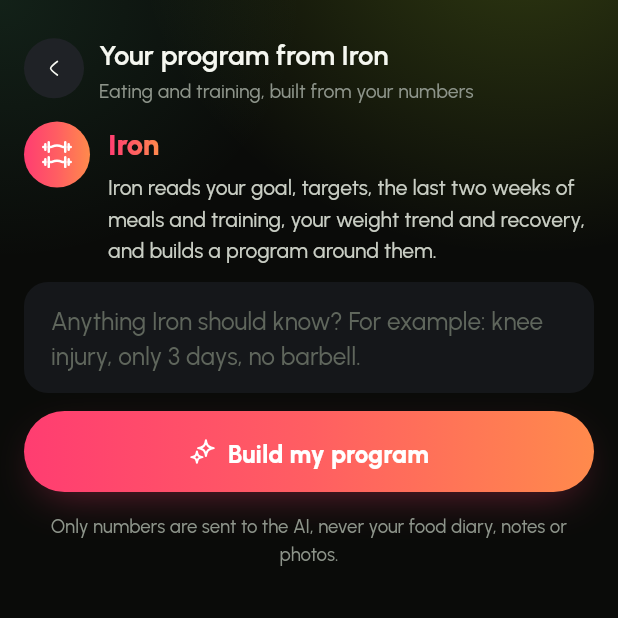
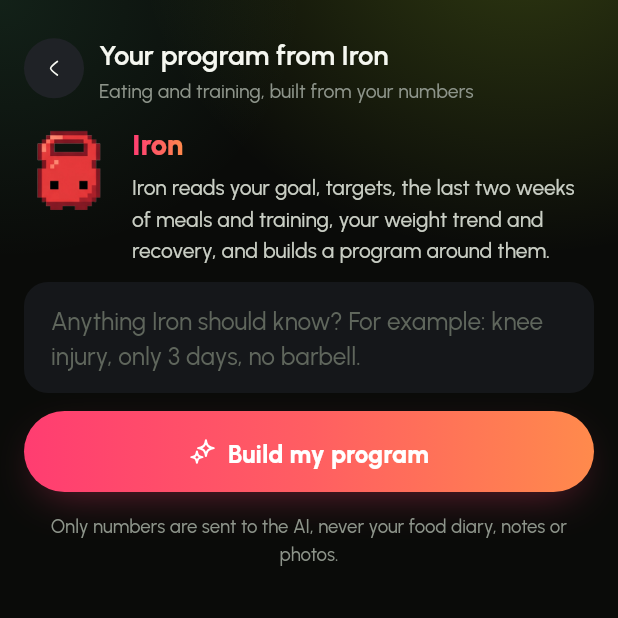
Before and after one commit to ghassanhani/Gymco, a Flutter app: the IronScreen screen opened by its route, on a phone screen of 412 x 824 dp, the top half of it. Run offline on Flutter 3.47's test engine with Material 3 defaults, Android fonts, the phone set to English and light mode, and no system bars; our stand-ins replace audioplayers, cached_network_image, firebase_core, firebase_crashlytics, flutter_local_notifications, flutter_riverpod and 12 more; missing offline and left inert: health, mobile_scanner, openfoodfacts; accounts and stored records are empty; network calls fail.

Commit message:
Iron gets a face: the pixel kettlebell, idle, pleased and cheering
Iron's avatar is the pixel-art kettlebell: it bobs between two frames and
blinks now and then while idle, shows sparkle eyes when it has today's
tip, and puts its arms up when a program is ready. Eight transparent
sprites in assets/iron; still in widget tests so they settle.

Co-Authored-By: Claude Opus 5.5 <noreply@anthropic.com>
Claude-Session: https://claude.ai/code/session_01Qy3ujpfEKnqHMc5S23HbRe

```diff
--- /dev/null
+++ b/lib/ui/common/iron_avatar.dart
@@ -0,0 +1,79 @@
+import 'dart:async';
+import 'dart:io';
+import 'dart:math' as math;
+
+import 'package:flutter/material.dart';
+
+/// How Iron looks: calm, pleased with you, or cheering.
+enum IronMood { idle, happy, cheer }
+
+/// Iron, the kettlebell coach, as a small pixel-art character. It bobs
+/// between its two frames and blinks now and then while idle; happy shows
+/// the sparkle eyes, cheer puts its arms up. Still in widget tests, so a
+/// test can settle.
+class IronAvatar extends StatefulWidget {
+  const IronAvatar({super.key, this.mood = IronMood.idle, this.size = 44});
+  final IronMood mood;
+  final double size;
+
+  static final _still = Platform.environment.containsKey('FLUTTER_TEST');
+
+  @override
+  State<IronAvatar> createState() => _IronAvatarState();
+}
+
+class _IronAvatarState extends State<IronAvatar> {
+  Timer? _timer;
+  var _frame = 0;
+  var _blink = false;
+  final _random = math.Random();
+
+  @override
+  void initState() {
+    super.initState();
+    if (!IronAvatar._still) _timer = Timer.periodic(const Duration(milliseconds: 520), (_) => _tick());
+  }
+
+  void _tick() {
+    if (!mounted) return;
+    setState(() {
+      _frame = 1 - _frame;
+      // A blink lasts one beat, about once every four seconds.
+      _blink = widget.mood == IronMood.idle && !_blink && _random.nextInt(8) == 0;
+    });
+  }
+
+  @override
+  void didChangeDependencies() {
+    super.didChangeDependencies();
+    for (final m in ['idle', 'blink', 'happy', 'cheer']) {
+      for (final f in ['a', 'b']) {
+        precacheImage(AssetImage('assets/iron/iron_${m}_$f.png'), context);
+      }
+    }
+  }
+
+  @override
+  void dispose() {
+    _timer?.cancel();
+    super.dispose();
+  }
+
+  @override
+  Widget build(BuildContext context) {
+    final pose = switch (widget.mood) {
+      IronMood.idle => _blink ? 'blink' : 'idle',
+      IronMood.happy => 'happy',
+      IronMood.cheer => 'cheer',
+    };
+    return ExcludeSemantics(
+      child: Image.asset(
+        'assets/iron/iron_${pose}_${_frame == 0 ? 'a' : 'b'}.png',
+        width: widget.size,
+        height: widget.size,
+        filterQuality: FilterQuality.medium,
+        gaplessPlayback: true,
+      ),
+    );
+  }
+}
--- a/lib/ui/train/iron_screen.dart
+++ b/lib/ui/train/iron_screen.dart
@@ -13,6 +13,7 @@ import '../../state/providers.dart';
 import '../../state/training_providers.dart';
 import '../../theme/volt.dart';
 import '../common/format.dart';
+import '../common/iron_avatar.dart';
 import '../kit/kit.dart';
 import '../me/account_screen.dart' show cloudMessage;
 import 'ai_routine_screen.dart' show PlannedRoutineCard;
@@ -126,16 +127,7 @@ class _IronScreenState extends ConsumerState<IronScreen> {
                   Row(
                     crossAxisAlignment: CrossAxisAlignment.start,
                     children: [
-                      Container(
-                        width: 44,
-                        height: 44,
-                        alignment: Alignment.center,
-                        decoration: const BoxDecoration(
-                          shape: BoxShape.circle,
-                          gradient: LinearGradient(colors: ironGradient),
-                        ),
-                        child: const VIcon('dumb', size: 22, color: Colors.white, strokeWidth: 1.8),
-                      ),
+                      IronAvatar(mood: p == null ? IronMood.idle : IronMood.cheer, size: 60),
                       const SizedBox(width: 12),
                       Expanded(
                         child: GapCol(
--- a/pubspec.yaml
+++ b/pubspec.yaml
@@ -92,6 +92,7 @@ flutter:
     - assets/awards/
     - assets/sounds/
     - assets/animations/
+    - assets/iron/
     - assets/exercises/exercises.json
 
   fonts:
```
Also changed, not shown: lib/ui/today/iron_card.dart (+5 -11 lines), assets/iron/iron_blink_a.png (added), assets/iron/iron_blink_b.png (added), assets/iron/iron_cheer_a.png (added), assets/iron/iron_cheer_b.png (added), assets/iron/iron_happy_a.png (added), assets/iron/iron_happy_b.png (added), assets/iron/iron_idle_a.png (added), assets/iron/iron_idle_b.png (added), 1 other file.
